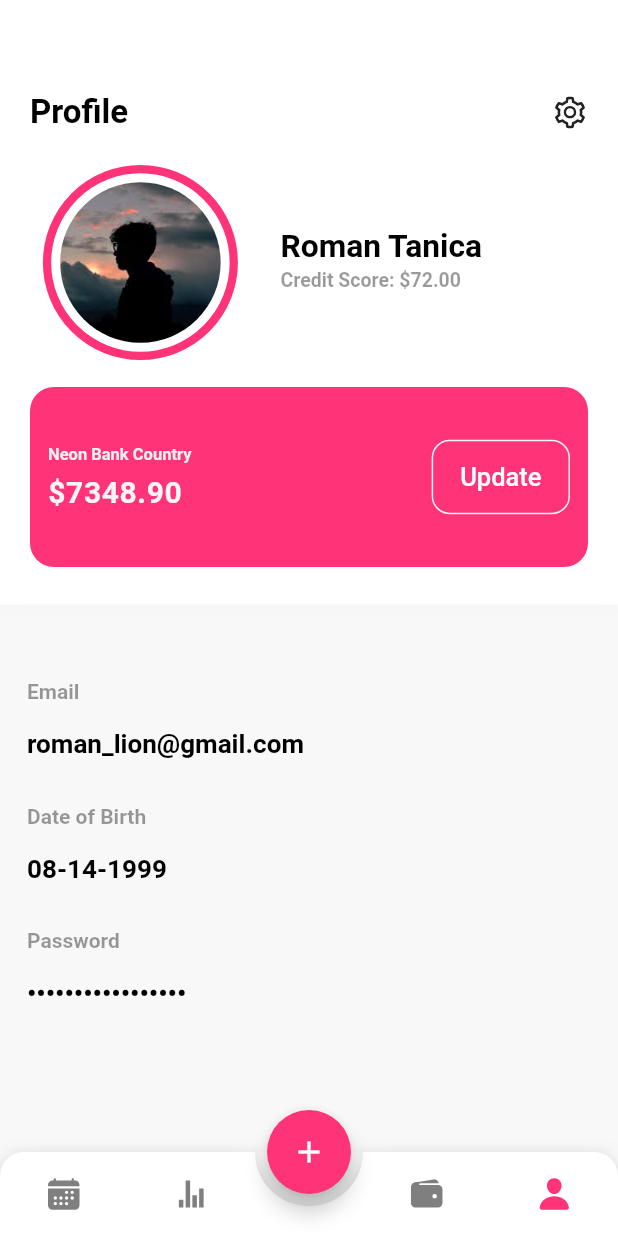
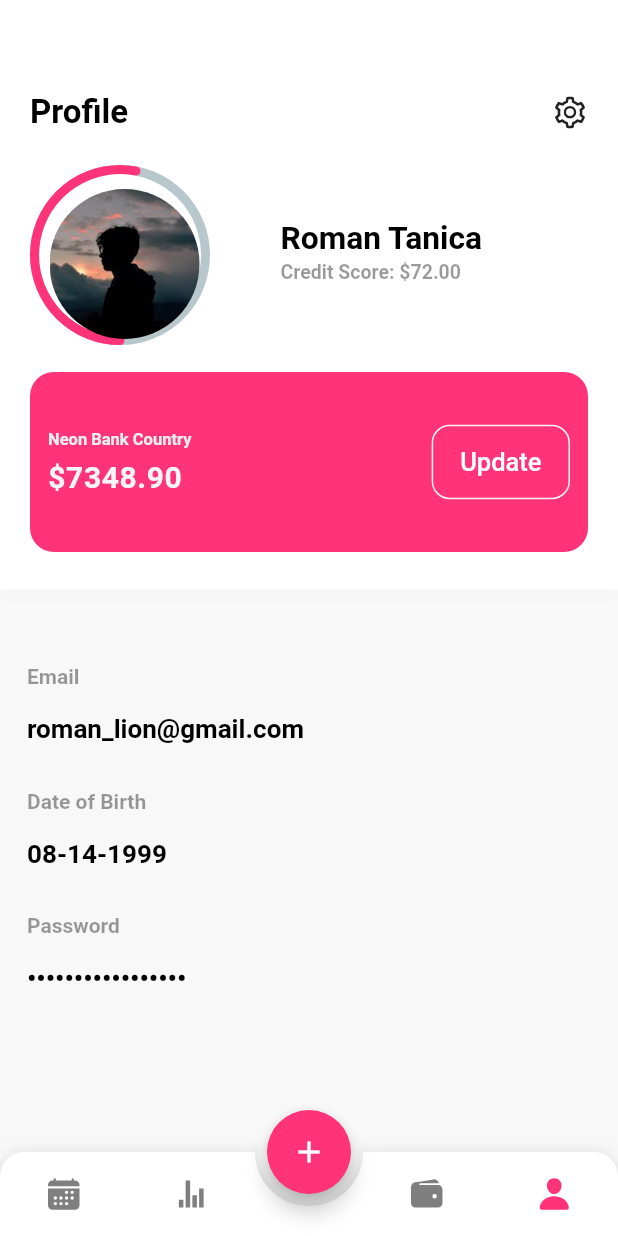
Before and after one commit to sabil62/budget, a Flutter app: the screen it shows after launch, item 4 of the bottom bar chosen, on a phone screen of 412 x 824 dp. Run offline on Flutter 3.47's test engine with Material 2 defaults, Android fonts, the phone set to English and light mode, and no system bars; drawn by our look-alikes of animated_bottom_navigation_bar, percent_indicator; our stand-ins replace fl_chart, flutter_icons.

Commit message:
progressindicator added

```diff
--- a/lib/pages/profile.dart
+++ b/lib/pages/profile.dart
@@ -1,6 +1,7 @@
 import 'package:budget/themes/colors.dart';
 import 'package:flutter/material.dart';
 import 'package:flutter_icons/flutter_icons.dart';
+import 'package:percent_indicator/circular_percent_indicator.dart';
 
 class Profile extends StatefulWidget {
   @override
@@ -52,27 +53,56 @@ class _ProfileState extends State<Profile> {
                     children: [
                       Container(
                           width: (size.width - 44) * 0.4,
-                        child: Center(
+                          child: Stack(
+                            children: [
+                              RotatedBox(
+                                quarterTurns: -2,
+                                child: CircularPercentIndicator(
+                                  radius: 120.0,
+                                  lineWidth: 6.0,
+                                  percent: 0.53,
+                                  center: new Text("100%"),
+                                  progressColor: primary,
+                                  circularStrokeCap: CircularStrokeCap.round,
+                                ),
+                              ),
+                              Positioned(
+                                top: 16,
+                                left: 13,
                                 child: Container(
-                            height: 130,
+                                  height: 100,
+                                  width: 100,
                                   decoration: BoxDecoration(
-                                border: Border.all(color: primary, width: 5.5),
                                       shape: BoxShape.circle,
-                                color: Colors.transparent),
-                            child: Padding(
-                              padding: const EdgeInsets.all(6.0),
-                              child: Container(
-                                decoration: BoxDecoration(
                                       image: DecorationImage(
                                           image: AssetImage(
                                               "assets/profile/profile.jpg"),
-                                        fit: BoxFit.cover),
-                                    shape: BoxShape.circle),
+                                          fit: BoxFit.cover)),
                                 ),
-                            ),
-                          ),
-                        ),
-                      ),
+                              )
+                            ],
+                          )),
+                      // Center(
+                      //   child: Container(
+                      //     height: 130,
+                      //     decoration: BoxDecoration(
+                      //         border: Border.all(color: primary, width: 5.5),
+                      //         shape: BoxShape.circle,
+                      //         color: Colors.transparent),
+                      //     child: Padding(
+                      //       padding: const EdgeInsets.all(6.0),
+                      //       child: Container(
+                      //         decoration: BoxDecoration(
+                      //             image: DecorationImage(
+                      //                 image: AssetImage(
+                      //                     "assets/profile/profile.jpg"),
+                      //                 fit: BoxFit.cover),
+                      //             shape: BoxShape.circle),
+                      //       ),
+                      //     ),
+                      //   ),
+                      // ),
+                      // ),
                       Padding(
                         padding: const EdgeInsets.fromLTRB(19.8, 0, 0, 5),
                         child: Container(
--- a/pubspec.yaml
+++ b/pubspec.yaml
@@ -26,6 +26,7 @@ dependencies:
   flutter_icons: ^1.1.0
   animated_bottom_navigation_bar: ^0.2.1
   fl_chart: ^0.12.2
+  percent_indicator: ^2.1.9+1
 
   # The following adds the Cupertino Icons font to your application.
   # Use with the CupertinoIcons class for iOS style icons.
```
Also changed, not shown: pubspec.lock. Lines whose indentation alone changed are shown as unchanged.
